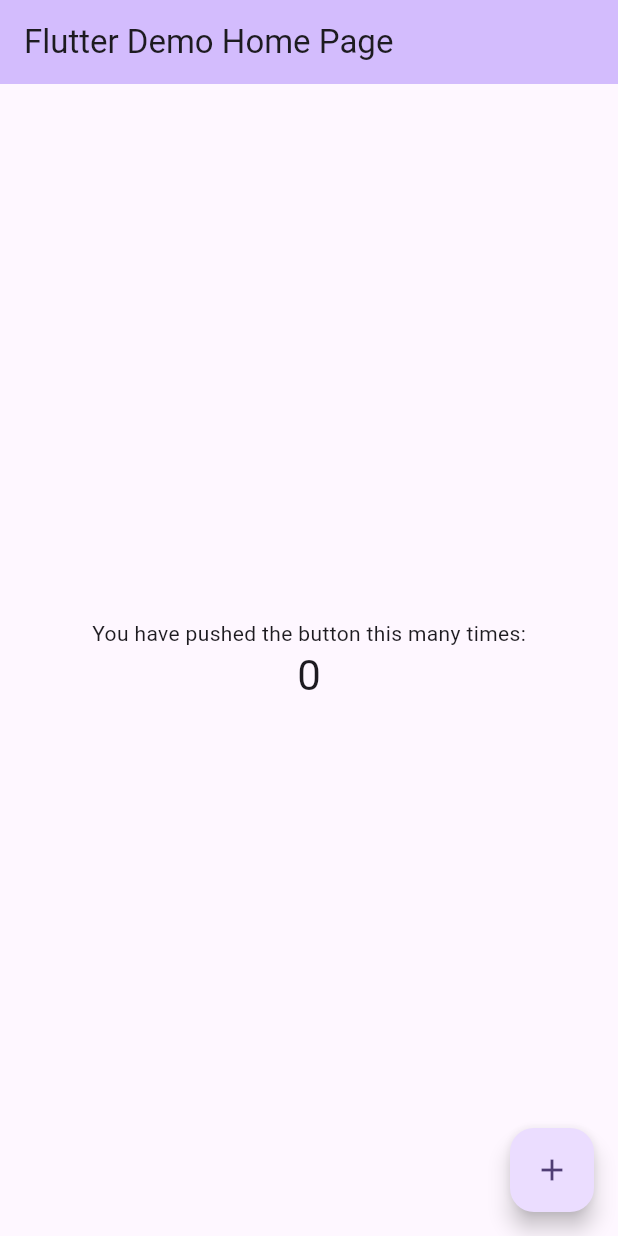
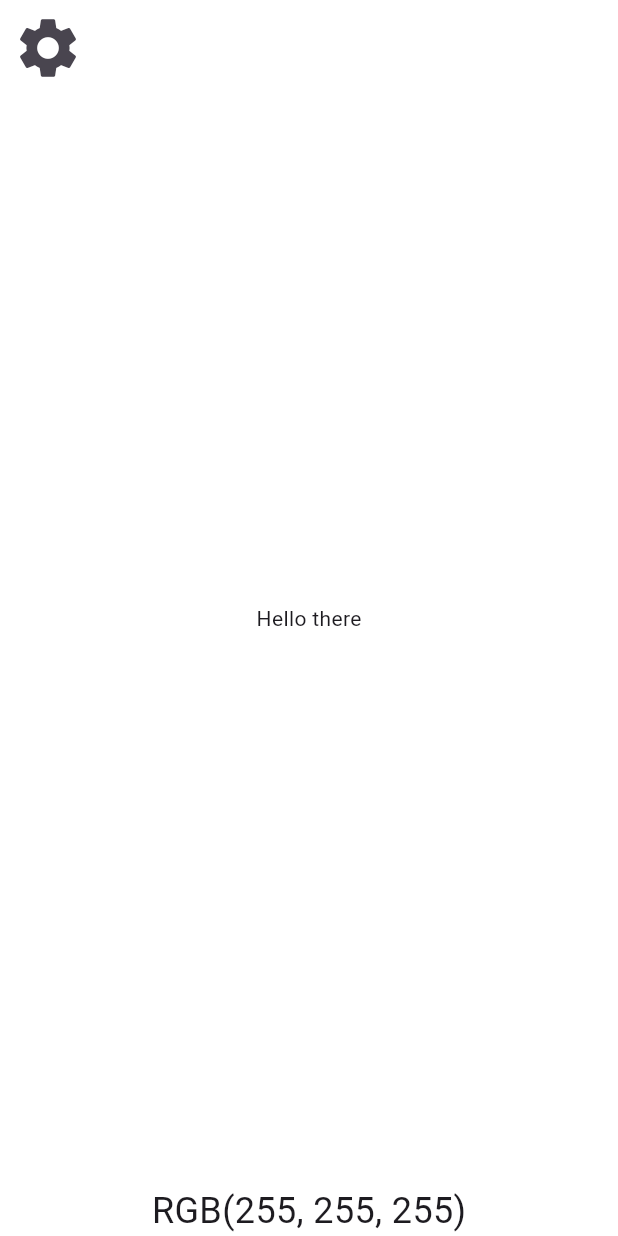
Before and after one commit to andrii-synelnyk/flutter_random_color, a Flutter app: the screen it shows after launch, on a phone screen of 412 x 824 dp. Run offline on Flutter 3.47's test engine with Material 3 defaults, Android fonts, the light colour scheme and no system bars; our stand-ins replace flutter_bloc.

Commit message:
feat: implement random color app

```diff
--- a/analysis_options.yaml
+++ b/analysis_options.yaml
@@ -1 +1,3 @@
-include: package:solid_lints/analysis_options.yaml
+include:
+  - package:solid_lints/analysis_options.yaml
+  - package:bloc_lint/recommended.yaml
--- /dev/null
+++ b/lib/app.dart
@@ -0,0 +1,8 @@
+import 'package:flutter/material.dart';
+import 'package:flutter_random_color/view/color_page.dart';
+
+/// Root widget of the random color application
+class ColorsApp extends MaterialApp {
+  /// Creates the application widget
+  const ColorsApp({super.key}) : super(home: const ColorPage());
+}
--- /dev/null
+++ b/lib/color_constants.dart
@@ -0,0 +1,8 @@
+/// Minimum allowed value for an RGB channel
+const int minRgbChannelValue = 0;
+
+/// Maximum allowed value for an RGB channel
+const int maxRgbChannelValue = 255;
+
+/// Alpha value used for a fully opaque color
+const int alphaValue = 255;
--- /dev/null
+++ b/lib/cubit/color_cubit.dart
@@ -0,0 +1,56 @@
+import 'dart:math';
+
+import 'package:flutter_bloc/flutter_bloc.dart';
+import 'package:flutter_random_color/cubit/color_state.dart';
+
+/// Available RGB channels
+enum ColorChannel {
+  /// Red
+  red,
+
+  /// Green
+  green,
+
+  /// Blue
+  blue
+}
+
+/// Cubit that manages the current color and RGB ranges
+class ColorCubit extends Cubit<ColorState> {
+  /// Creates the color cubit with the default [ColorState]
+  ColorCubit() : super(const ColorState());
+
+  final Random _random = Random();
+
+  /// Generates and emits a new random color within the configured ranges
+  void changeColor() {
+    emit(
+      state.copyWith(
+        currentRed: _generateValueInRange(state.redRange),
+        currentGreen: _generateValueInRange(state.greenRange),
+        currentBlue: _generateValueInRange(state.blueRange),
+      ),
+    );
+  }
+
+  /// Updates the selected range for the given [channel]
+  void changeChannelRange(ColorChannel channel, double start, double end) {
+    final newRange = [start.round(), end.round()];
+
+    switch (channel) {
+      case ColorChannel.red:
+        emit(state.copyWith(redRange: newRange));
+      case ColorChannel.green:
+        emit(state.copyWith(greenRange: newRange));
+      case ColorChannel.blue:
+        emit(state.copyWith(blueRange: newRange));
+    }
+  }
+
+  int _generateValueInRange(List<int> range) {
+    final min = range.first;
+    final max = range.last;
+
+    return _random.nextInt(max - min + 1) + min;
+  }
+}
--- /dev/null
+++ b/lib/cubit/color_state.dart
@@ -0,0 +1,61 @@
+import 'dart:ui';
+
+import 'package:flutter_random_color/color_constants.dart';
+
+/// Immutable state that stores the current RGB color and channel ranges
+final class ColorState {
+  /// Current green value
+  final int currentRed;
+
+  /// Current green value
+  final int currentGreen;
+
+  /// Current blue value
+  final int currentBlue;
+
+  /// Red channel range
+  final List<int> redRange;
+
+  /// Green channel range
+  final List<int> greenRange;
+
+  /// Blue channel range
+  final List<int> blueRange;
+
+  /// Background color created from the current RGB values
+  Color get backgroundColor => Color.fromARGB(
+    alphaValue,
+    currentRed,
+    currentGreen,
+    currentBlue,
+  );
+
+  /// Creates [ColorState]
+  const ColorState({
+    this.currentRed = maxRgbChannelValue,
+    this.currentGreen = maxRgbChannelValue,
+    this.currentBlue = maxRgbChannelValue,
+    this.redRange = const [minRgbChannelValue, maxRgbChannelValue],
+    this.greenRange = const [minRgbChannelValue, maxRgbChannelValue],
+    this.blueRange = const [minRgbChannelValue, maxRgbChannelValue],
+  });
+
+  /// Creates a copy with updated values
+  ColorState copyWith({
+    int? currentRed,
+    int? currentGreen,
+    int? currentBlue,
+    List<int>? redRange,
+    List<int>? greenRange,
+    List<int>? blueRange,
+  }) {
+    return ColorState(
+      currentRed: currentRed ?? this.currentRed,
+      currentGreen: currentGreen ?? this.currentGreen,
+      currentBlue: currentBlue ?? this.currentBlue,
+      redRange: redRange ?? this.redRange,
+      greenRange: greenRange ?? this.greenRange,
+      blueRange: blueRange ?? this.blueRange,
+    );
+  }
+}
--- a/lib/main.dart
+++ b/lib/main.dart
@@ -1,122 +1,6 @@
 import 'package:flutter/material.dart';
+import 'package:flutter_random_color/app.dart';
 
 void main() {
-  runApp(const MyApp());
+  runApp(const ColorsApp());
 }
-
-class MyApp extends StatelessWidget {
-  const MyApp({super.key});
-
-  // This widget is the root of your application.
-  @override
-  Widget build(BuildContext context) {
-    return MaterialApp(
-      title: 'Flutter Demo',
-      theme: ThemeData(
-        // This is the theme of your application.
-        //
-        // TRY THIS: Try running your application with "flutter run". You'll see
-        // the application has a purple toolbar. Then, without quitting the app,
-        // try changing the seedColor in the colorScheme below to Colors.green
-        // and then invoke "hot reload" (save your changes or press the "hot
-        // reload" button in a Flutter-supported IDE, or press "r" if you used
-        // the command line to start the app).
-        //
-        // Notice that the counter didn't reset back to zero; the application
-        // state is not lost during the reload. To reset the state, use hot
-        // restart instead.
-        //
-        // This works for code too, not just values: Most code changes can be
-        // tested with just a hot reload.
-        colorScheme: .fromSeed(seedColor: Colors.deepPurple),
-      ),
-      home: const MyHomePage(title: 'Flutter Demo Home Page'),
-    );
-  }
-}
-
-class MyHomePage extends StatefulWidget {
-  const MyHomePage({super.key, required this.title});
-
-  // This widget is the home page of your application. It is stateful, meaning
-  // that it has a State object (defined below) that contains fields that affect
-  // how it looks.
-
-  // This class is the configuration for the state. It holds the values (in this
-  // case the title) provided by the parent (in this case the App widget) and
-  // used by the build method of the State. Fields in a Widget subclass are
-  // always marked "final".
-
-  final String title;
-
-  @override
-  State<MyHomePage> createState() => _MyHomePageState();
-}
-
-class _MyHomePageState extends State<MyHomePage> {
-  int _counter = 0;
-
-  void _incrementCounter() {
-    setState(() {
-      // This call to setState tells the Flutter framework that something has
-      // changed in this State, which causes it to rerun the build method below
-      // so that the display can reflect the updated values. If we changed
-      // _counter without calling setState(), then the build method would not be
-      // called again, and so nothing would appear to happen.
-      _counter++;
-    });
-  }
-
-  @override
-  Widget build(BuildContext context) {
-    // This method is rerun every time setState is called, for instance as done
-    // by the _incrementCounter method above.
-    //
-    // The Flutter framework has been optimized to make rerunning build methods
-    // fast, so that you can just rebuild anything that needs updating rather
-    // than having to individually change instances of widgets.
-    return Scaffold(
-      appBar: AppBar(
-        // TRY THIS: Try changing the color here to a specific color (to
-        // Colors.amber, perhaps?) and trigger a hot reload to see the AppBar
-        // change color while the other colors stay the same.
-        backgroundColor: Theme.of(context).colorScheme.inversePrimary,
-        // Here we take the value from the MyHomePage object that was created by
-        // the App.build method, and use it to set our appbar title.
-        title: Text(widget.title),
-      ),
-      body: Center(
-        // Center is a layout widget. It takes a single child and positions it
-        // in the middle of the parent.
-        child: Column(
-          // Column is also a layout widget. It takes a list of children and
-          // arranges them vertically. By default, it sizes itself to fit its
-          // children horizontally, and tries to be as tall as its parent.
-          //
-          // Column has various properties to control how it sizes itself and
-          // how it positions its children. Here we use mainAxisAlignment to
-          // center the children vertically; the main axis here is the vertical
-          // axis because Columns are vertical (the cross axis would be
-          // horizontal).
-          //
-          // TRY THIS: Invoke "debug painting" (choose the "Toggle Debug Paint"
-          // action in the IDE, or press "p" in the console), to see the
-          // wireframe for each widget.
-          mainAxisAlignment: .center,
-          children: [
-            const Text('You have pushed the button this many times:'),
-            Text(
-              '$_counter',
-              style: Theme.of(context).textTheme.headlineMedium,
-            ),
-          ],
-        ),
-      ),
-      floatingActionButton: FloatingActionButton(
-        onPressed: _incrementCounter,
-        tooltip: 'Increment',
-        child: const Icon(Icons.add),
-      ),
-    );
-  }
-}
--- /dev/null
+++ b/lib/view/color_page.dart
@@ -0,0 +1,18 @@
+import 'package:flutter/material.dart';
+import 'package:flutter_bloc/flutter_bloc.dart';
+import 'package:flutter_random_color/cubit/color_cubit.dart';
+import 'package:flutter_random_color/view/color_view.dart';
+
+/// Page that provides the [ColorCubit] to the widget tree
+class ColorPage extends StatelessWidget {
+  /// Creates the color page
+  const ColorPage({super.key});
+
+  @override
+  Widget build(BuildContext context) {
+    return BlocProvider(
+      create: (_) => ColorCubit(),
+      child: const ColorView(),
+    );
+  }
+}
--- /dev/null
+++ b/lib/view/color_view.dart
@@ -0,0 +1,67 @@
+import 'package:flutter/material.dart';
+import 'package:flutter_bloc/flutter_bloc.dart';
+import 'package:flutter_random_color/cubit/color_cubit.dart';
+import 'package:flutter_random_color/cubit/color_state.dart';
+import 'package:flutter_random_color/view/settings_dialog.dart';
+
+const double _rgbTextFontSize = 24;
+const double _settingsIconSize = 48;
+
+/// Main view of the application that displays the current color
+class ColorView extends StatelessWidget {
+  /// Creates the color view
+  const ColorView({super.key});
+
+  @override
+  Widget build(BuildContext context) {
+    return BlocBuilder<ColorCubit, ColorState>(
+      builder: (context, state) {
+        return Scaffold(
+          backgroundColor: state.backgroundColor,
+          body: GestureDetector(
+            behavior: HitTestBehavior.opaque,
+            onTap: context.read<ColorCubit>().changeColor,
+            child: SafeArea(
+              child: Stack(
+                children: [
+                  const Align(
+                    alignment: .topLeft,
+                    child: _SettingsButton(),
+                  ),
+                  const Center(child: Text('Hello there')),
+                  Align(
+                    alignment: .bottomCenter,
+                    child: Text(
+                      'RGB(${state.currentRed}, '
+                          '${state.currentGreen}, '
+                          '${state.currentBlue})',
+                      style: const TextStyle(fontSize: _rgbTextFontSize),
+                    ),
+                  ),
+                ],
+              ),
+            ),
+          ),
+        );
+      },
+    );
+  }
+}
+
+class _SettingsButton extends StatelessWidget {
+  const _SettingsButton();
+
+  @override
+  Widget build(BuildContext context) {
+    return IconButton(
+      icon: const Icon(Icons.settings, size: _settingsIconSize),
+      onPressed: () => showDialog<void>(
+        context: context,
+        builder: (_) => BlocProvider.value(
+          value: context.read<ColorCubit>(),
+          child: const SettingsDialog(),
+        ),
+      ),
+    );
+  }
+}
```
Also changed, not shown: lib/view/settings_dialog.dart (added, +79 -0 lines), pubspec.yaml (+7 -4 lines), pubspec.lock.
